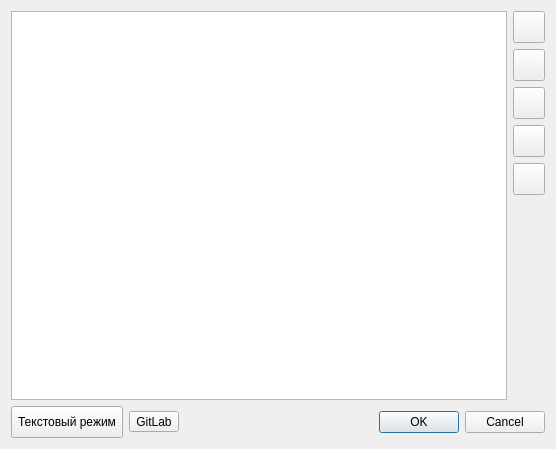
This is dialogprojecttemplatesedit.ui in molotov-dmitry/work-report as Qt 5 draws it before an edit. The edited form follows.
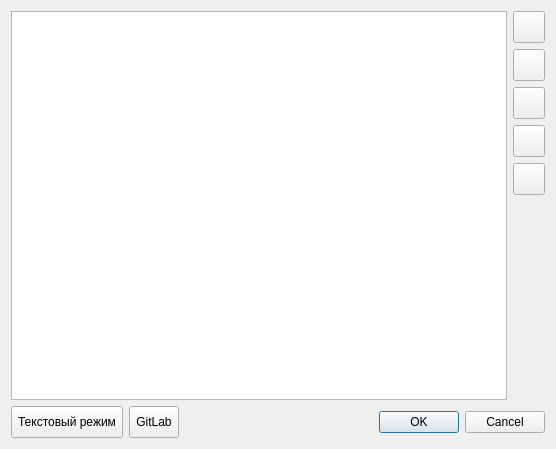
This is the edited form. Icons and pictures are not drawn.

```diff
--- a/dialogprojecttemplatesedit.ui
+++ b/dialogprojecttemplatesedit.ui
@@ -38,6 +38,12 @@
      </item>
      <item>
       <widget class="QToolButton" name="buttonGitLab">
+       <property name="minimumSize">
+        <size>
+         <width>32</width>
+         <height>32</height>
+        </size>
+       </property>
        <property name="toolTip">
         <string>Шаблоны для всех проектов на GitLab</string>
        </property>
```
